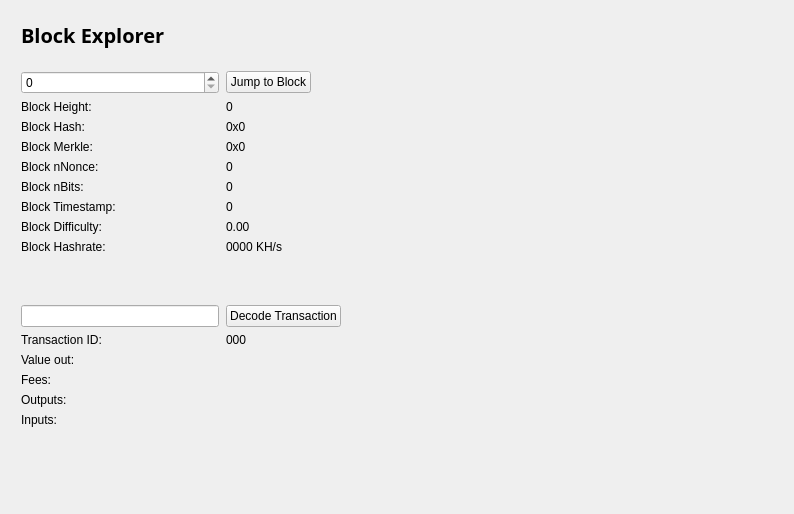
Above: src/qt/forms/blockbrowser.ui from evilgenieent/Whitecoin before the change. Below: the same form after it.
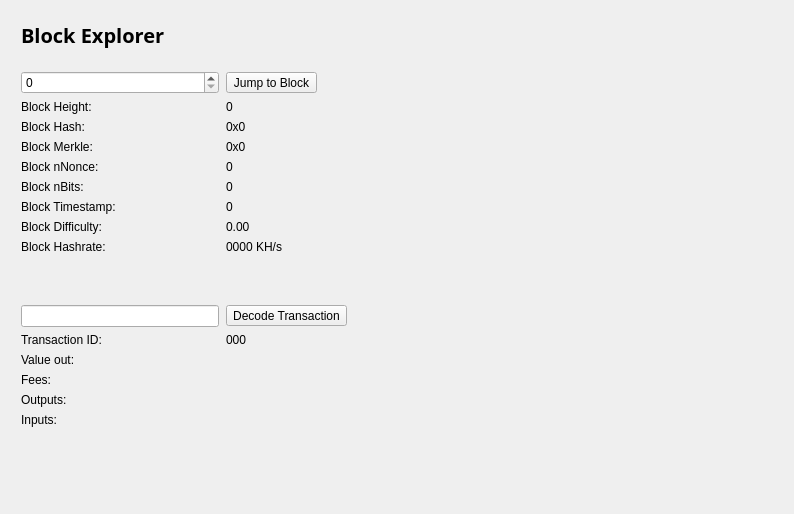
That is the form after the change.

```diff
--- a/src/qt/forms/blockbrowser.ui
+++ b/src/qt/forms/blockbrowser.ui
@@ -378,7 +378,7 @@
        <item row="1" column="1">
         <layout class="QHBoxLayout" name="horizontalLayout_3">
          <item>
-          <widget class="QPushButton" name="blockButton">
+          <widget class="QToolButton" name="blockButton">
            <property name="text">
             <string>Jump to Block</string>
            </property>
@@ -402,7 +402,7 @@
        <item row="12" column="1">
         <layout class="QHBoxLayout" name="horizontalLayout_5">
          <item>
-          <widget class="QPushButton" name="txButton">
+          <widget class="QToolButton" name="txButton">
            <property name="text">
             <string>Decode Transaction</string>
            </property>
```
